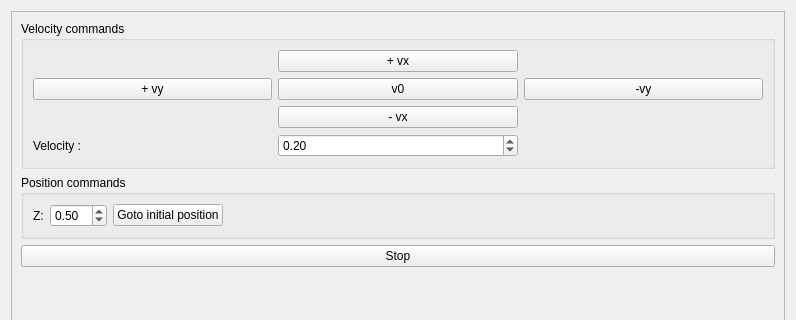
Above: gui/src/gui/speed_tuning.ui from giorgiocorra/SML before the change; both pictures show x 0 to 796 and y 0 to 320 of the 796 by 768 pixel window. Below: the same form after it.
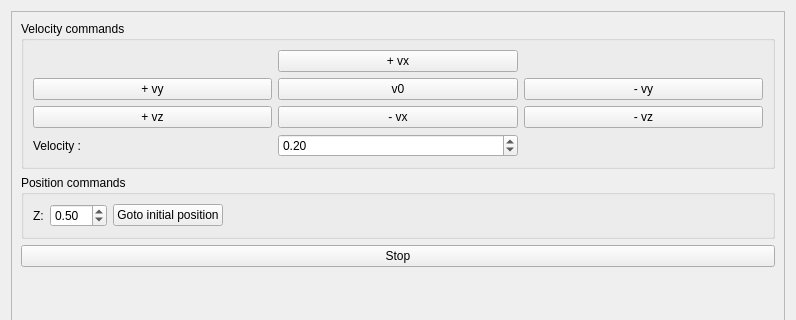
That is the form after the change.

The edit to the form file:
```diff
--- a/gui/src/gui/speed_tuning.ui
+++ b/gui/src/gui/speed_tuning.ui
@@ -79,7 +79,7 @@
           <item row="1" column="2">
            <widget class="QPushButton" name="mvy">
             <property name="text">
-             <string>-vy</string>
+             <string>- vy</string>
             </property>
            </widget>
           </item>
@@ -90,6 +90,20 @@
             </property>
            </widget>
           </item>
+          <item row="2" column="0">
+           <widget class="QPushButton" name="pvz">
+            <property name="text">
+             <string>+ vz</string>
+            </property>
+           </widget>
+          </item>
+          <item row="2" column="2">
+           <widget class="QPushButton" name="mvz">
+            <property name="text">
+             <string>- vz</string>
+            </property>
+           </widget>
+          </item>
          </layout>
         </widget>
        </item>
```
